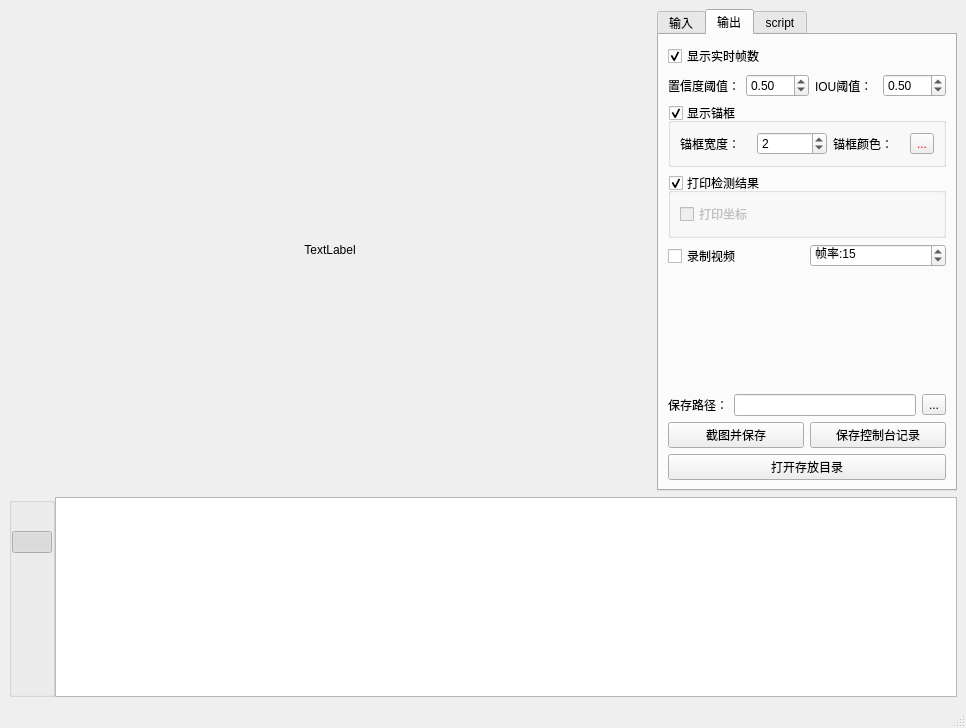
xun-xh/yolov5-onnx-pyqt-exe, file utils/resource/Yolo2onnx_detect_Demo_UI.ui: the form before one commit.
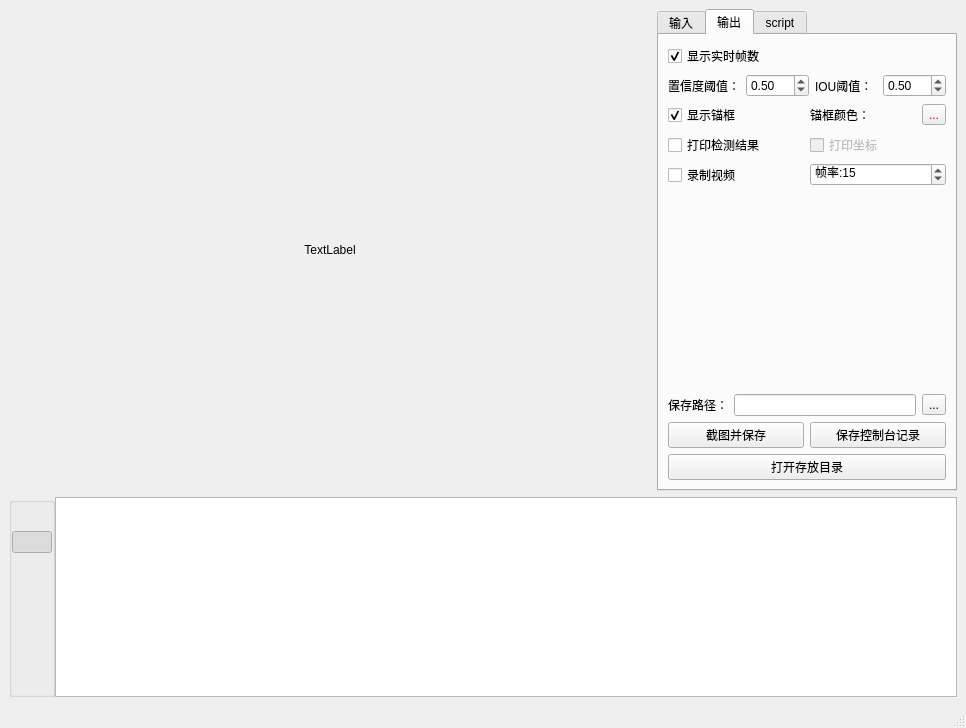
The form after the commit. The open tabs and pages were chosen to show the change. Icons and pictures are not drawn.

Commit message: 重写检测框画法

What changed in the file:
```diff
--- a/utils/resource/Yolo2onnx_detect_Demo_UI.ui
+++ b/utils/resource/Yolo2onnx_detect_Demo_UI.ui
@@ -178,14 +178,14 @@
           <string>输出</string>
          </attribute>
          <layout class="QGridLayout" name="gridLayout_2">
-          <item row="6" column="2">
+          <item row="9" column="2">
            <widget class="QToolButton" name="toolButton">
             <property name="text">
              <string>...</string>
             </property>
            </widget>
           </item>
-          <item row="5" column="1">
+          <item row="8" column="1">
            <spacer name="verticalSpacer_3">
             <property name="orientation">
              <enum>Qt::Vertical</enum>
@@ -198,14 +198,14 @@
             </property>
            </spacer>
           </item>
-          <item row="6" column="1">
+          <item row="9" column="1">
            <widget class="QLineEdit" name="lineEdit">
             <property name="readOnly">
              <bool>true</bool>
             </property>
            </widget>
           </item>
-          <item row="4" column="0" colspan="3">
+          <item row="7" column="0" colspan="3">
            <layout class="QHBoxLayout" name="horizontalLayout_5">
             <item>
              <widget class="QCheckBox" name="checkBox_4">
@@ -232,7 +232,28 @@
             </item>
            </layout>
           </item>
-          <item row="8" column="0" colspan="3">
+          <item row="6" column="0" colspan="3">
+           <layout class="QHBoxLayout" name="horizontalLayout_8">
+            <item>
+             <widget class="QCheckBox" name="checkBox_5">
+              <property name="text">
+               <string>打印检测结果</string>
+              </property>
+             </widget>
+            </item>
+            <item>
+             <widget class="QCheckBox" name="checkBox_6">
+              <property name="enabled">
+               <bool>false</bool>
+              </property>
+              <property name="text">
+               <string>打印坐标</string>
+              </property>
+             </widget>
+            </item>
+           </layout>
+          </item>
+          <item row="11" column="0" colspan="3">
            <layout class="QHBoxLayout" name="horizontalLayout_6">
             <item>
              <widget class="QPushButton" name="pushButton">
@@ -250,75 +271,20 @@
             </item>
            </layout>
           </item>
-          <item row="6" column="0">
+          <item row="9" column="0">
            <widget class="QLabel" name="label_2">
             <property name="text">
              <string>保存路径：</string>
             </property>
            </widget>
           </item>
-          <item row="12" column="0" colspan="3">
+          <item row="15" column="0" colspan="3">
            <widget class="QPushButton" name="pushButton_2">
             <property name="text">
              <string>打开存放目录</string>
             </property>
            </widget>
           </item>
-          <item row="2" column="0" colspan="3">
-           <widget class="QGroupBox" name="groupBox_2">
-            <property name="title">
-             <string>显示锚框</string>
-            </property>
-            <property name="checkable">
-             <bool>true</bool>
-            </property>
-            <layout class="QGridLayout" name="gridLayout_5">
-             <item row="1" column="1">
-              <widget class="QSpinBox" name="spinBox_2">
-               <property name="suffix">
-                <string/>
-               </property>
-               <property name="prefix">
-                <string/>
-               </property>
-               <property name="minimum">
-                <number>1</number>
-               </property>
-               <property name="maximum">
-                <number>20</number>
-               </property>
-               <property name="value">
-                <number>2</number>
-               </property>
-              </widget>
-             </item>
-             <item row="1" column="0">
-              <widget class="QLabel" name="label_8">
-               <property name="text">
-                <string>锚框宽度：</string>
-               </property>
-              </widget>
-             </item>
-             <item row="1" column="2">
-              <widget class="QLabel" name="label_9">
-               <property name="text">
-                <string>锚框颜色：</string>
-               </property>
-              </widget>
-             </item>
-             <item row="1" column="3">
-              <widget class="QToolButton" name="toolButton_6">
-               <property name="styleSheet">
-                <string notr="true">color:rgb(255, 0, 0)</string>
-               </property>
-               <property name="text">
-                <string>...</string>
-               </property>
-              </widget>
-             </item>
-            </layout>
-           </widget>
-          </item>
           <item row="1" column="0" colspan="3">
            <layout class="QHBoxLayout" name="horizontalLayout">
             <item>
@@ -379,27 +345,40 @@
             </property>
            </widget>
           </item>
-          <item row="3" column="0" colspan="3">
-           <widget class="QGroupBox" name="groupBox">
-            <property name="title">
-             <string>打印检测结果</string>
-            </property>
-            <property name="checkable">
-             <bool>true</bool>
-            </property>
-            <layout class="QGridLayout" name="gridLayout_4">
-             <item row="0" column="0">
-              <widget class="QCheckBox" name="checkBox_6">
-               <property name="enabled">
-                <bool>false</bool>
-               </property>
-               <property name="text">
-                <string>打印坐标</string>
-               </property>
-              </widget>
-             </item>
-            </layout>
-           </widget>
+          <item row="4" column="0" colspan="3">
+           <layout class="QHBoxLayout" name="horizontalLayout_4">
+            <item>
+             <widget class="QCheckBox" name="checkBox_2">
+              <property name="text">
+               <string>显示锚框</string>
+              </property>
+              <property name="checked">
+               <bool>true</bool>
+              </property>
+             </widget>
+            </item>
+            <item>
+             <layout class="QHBoxLayout" name="horizontalLayout_7">
+              <item>
+               <widget class="QLabel" name="label_9">
+                <property name="text">
+                 <string>锚框颜色：</string>
+                </property>
+               </widget>
+              </item>
+              <item>
+               <widget class="QToolButton" name="toolButton_6">
+                <property name="styleSheet">
+                 <string notr="true">color:rgb(255, 0, 0)</string>
+                </property>
+                <property name="text">
+                 <string>...</string>
+                </property>
+               </widget>
+              </item>
+             </layout>
+            </item>
+           </layout>
           </item>
          </layout>
         </widget>
```
The commit also changes 4 other files.
